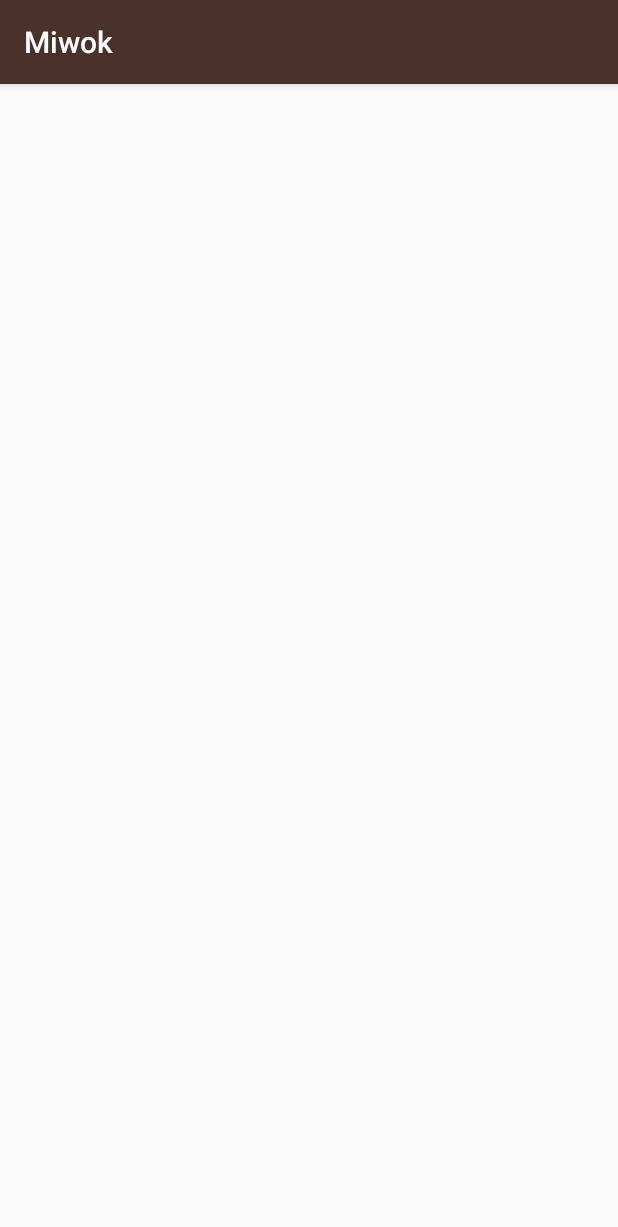
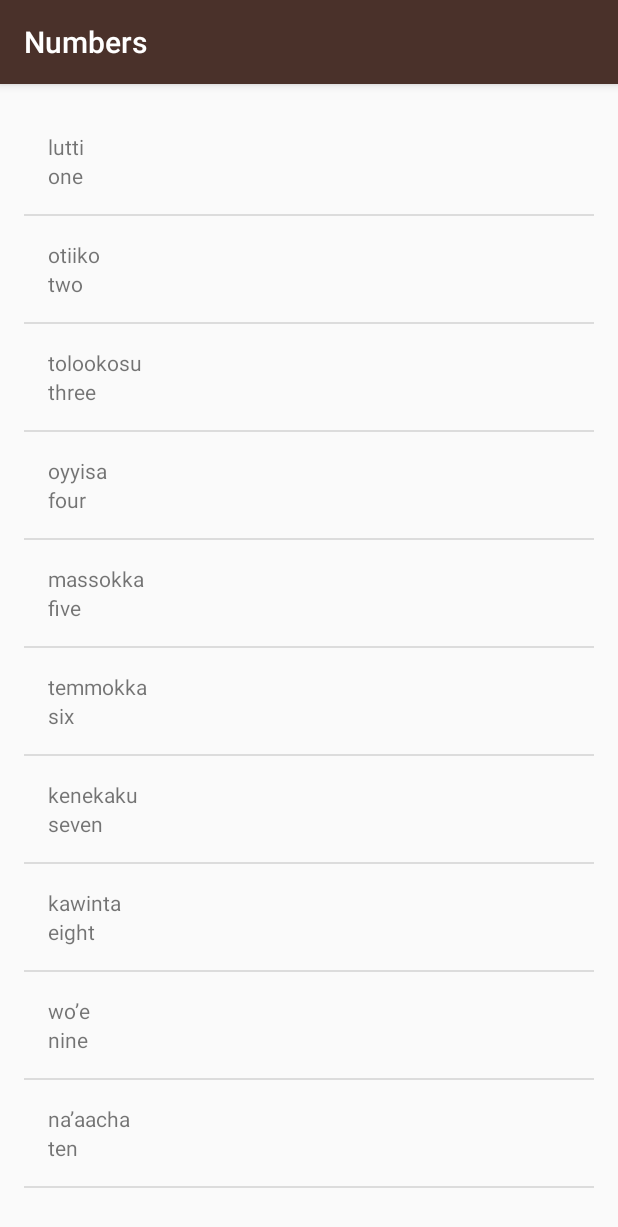
Before and after one commit to yuhansi/SimpleTranslator, an Android app: the NumbersActivity screen opened directly, with no data from a screen before it, on a phone screen of 412 x 824 dp. Shown: the top 1227 px of the screen. Run offline under Robolectric (Android 15) with nearby library versions, the phone set to English and light mode, and no system bars.

Commit message:
created WordAdapter class to display a list of Word objects in the ListView

```diff
--- a/app/src/main/java/com/example/android/miwok/NumbersActivity.java
+++ b/app/src/main/java/com/example/android/miwok/NumbersActivity.java
@@ -2,6 +2,8 @@
 
 import android.support.v7.app.AppCompatActivity;
 import android.os.Bundle;
+import android.widget.ListView;
+import java.util.ArrayList;
 
 public class NumbersActivity extends AppCompatActivity {
 
@@ -9,5 +11,27 @@
     protected void onCreate(Bundle savedInstanceState) {
         super.onCreate(savedInstanceState);
         setContentView(R.layout.activity_numbers);
+
+        ArrayList<Word> words = new ArrayList<Word>();
+        words.add(new Word("one", "lutti"));
+        words.add(new Word("two", "otiiko"));
+        words.add(new Word("three", "tolookosu"));
+        words.add(new Word("four", "oyyisa"));
+        words.add(new Word("five", "massokka"));
+        words.add(new Word("six", "temmokka"));
+        words.add(new Word("seven", "kenekaku"));
+        words.add(new Word("eight", "kawinta"));
+        words.add(new Word("nine", "wo’e"));
+        words.add(new Word("ten", "na’aacha"));
+
+        // Create a WordAdapter whose data source is a list of Words
+        WordAdapter adapter = new WordAdapter(this, words);
+
+        // Find the ListView object in the view hierarchy of the NumbersActivity
+        ListView listView = (ListView) findViewById(R.id.list);
+
+        // Make the ListView by using the WordAdapter, so that the ListView will display list item for each Word in the list
+        listView.setAdapter(adapter);
+
     }
 }
--- /dev/null
+++ b/app/src/main/java/com/example/android/miwok/Word.java
@@ -0,0 +1,39 @@
+package com.example.android.miwok;
+
+/**
+ * Created by hanssi on 8/28/16.
+ */
+
+/* Word class represents a vocabulary word which contains a default translation and its Miwok translation */
+public class Word {
+    /* Default translation for the word */
+    private String mDefaultTranslation;
+
+    /* Miwok translation for the word */
+    private String mMiwokTranslation;
+
+    /**
+     * Create a new word object
+     * @param defaultTranslation is the word the user is familiar with
+     * @param miwokTranslation is the word in Miwok language
+     */
+    public Word(String defaultTranslation, String miwokTranslation) {
+        mDefaultTranslation = defaultTranslation;
+        mMiwokTranslation = miwokTranslation;
+    }
+
+    /**
+     * Get the default translation of the word
+     */
+    public String getDefaultTranslation() {
+        return mDefaultTranslation;
+    }
+
+    /**
+     * Get the Miwok translation of the word
+     */
+    public String getMiwokTranslation() {
+        return mMiwokTranslation;
+    }
+
+}
--- /dev/null
+++ b/app/src/main/java/com/example/android/miwok/WordAdapter.java
@@ -0,0 +1,59 @@
+package com.example.android.miwok;
+
+import android.content.Context;
+import android.text.Layout;
+import android.view.LayoutInflater;
+import android.view.View;
+import android.view.ViewGroup;
+import android.widget.ArrayAdapter;
+import android.widget.TextView;
+
+import org.w3c.dom.Text;
+
+import java.util.ArrayList;
+
+/**
+ * Created by hanssi on 8/28/16.
+ */
+
+/**
+ * WordAdapter is an ArrayAdapter that can provide the layout for each list item based on a list of Word objects
+ */
+public class WordAdapter extends ArrayAdapter<Word> {
+    /**
+     * Create a new WordAdapter object
+     * @param context is the current context that the adapter is being created in
+     * @param words is the list of words to be displayed
+     */
+    public WordAdapter(Context context, ArrayList<Word> words) {
+        super(context, 0, words);
+    }
+
+    @Override
+    public View getView(int position, View convertView, ViewGroup parent) {
+        // Check if an existing view is being reused, if not, inflate the view
+        View listItemView = convertView;
+        if(listItemView == null) {
+            listItemView = LayoutInflater.from(getContext()).inflate(R.layout.list_item, parent, false);
+        }
+
+        // Get the Word object located at this position in the list
+        Word currentWord = getItem(position);
+
+        // Find the TextView in the list_item.xml layout with the ID miwok_text_view
+        TextView miwokTextView = (TextView) listItemView.findViewById(R.id.miwok_text_view);
+
+        // Get the Miwok translation from the currentWord object and set its text on Miwok TextView
+        miwokTextView.setText(currentWord.getMiwokTranslation());
+
+        // Find the TextView in the list_item.xml layout with the ID default_text_view
+        TextView defaultTextView = (TextView) listItemView.findViewById(R.id.default_text_view);
+
+        // Get the default translation from the currentWord object and set its text on default TextView
+        defaultTextView.setText(currentWord.getDefaultTranslation());
+
+        // Return the whole list item layout to the ListView
+        return listItemView;
+
+    }
+}
--- a/app/src/main/res/layout/activity_main.xml
+++ b/app/src/main/res/layout/activity_main.xml
@@ -27,7 +27,6 @@
         style="@style/CategoryStyle"
         android:background="@color/category_numbers"
         android:text="@string/category_numbers" />
-
     <TextView
         android:id="@+id/family"
         style="@style/CategoryStyle"
--- a/app/src/main/res/layout/activity_numbers.xml
+++ b/app/src/main/res/layout/activity_numbers.xml
@@ -1,13 +1,12 @@
 <?xml version="1.0" encoding="utf-8"?>
-<RelativeLayout xmlns:android="http://schemas.android.com/apk/res/android"
+<ListView xmlns:android="http://schemas.android.com/apk/res/android"
     xmlns:tools="http://schemas.android.com/tools"
-    android:id="@+id/activity_numbers"
+    android:id="@+id/list"
+    android:orientation="vertical"
     android:layout_width="match_parent"
     android:layout_height="match_parent"
     android:paddingBottom="@dimen/activity_vertical_margin"
     android:paddingLeft="@dimen/activity_horizontal_margin"
     android:paddingRight="@dimen/activity_horizontal_margin"
     android:paddingTop="@dimen/activity_vertical_margin"
-    tools:context="com.example.android.miwok.NumbersActivity">
-
-</RelativeLayout>
+    tools:context="com.example.android.miwok.NumbersActivity"/>
--- /dev/null
+++ b/app/src/main/res/layout/list_item.xml
@@ -0,0 +1,21 @@
+<?xml version="1.0" encoding="utf-8"?>
+<LinearLayout xmlns:android="http://schemas.android.com/apk/res/android"
+    xmlns:tools="http://schemas.android.com/tools"
+    android:layout_width="match_parent"
+    android:layout_height="match_parent"
+    android:orientation="vertical"
+    android:padding="16dp">
+
+    <TextView
+        android:id="@+id/miwok_text_view"
+        android:layout_width="match_parent"
+        android:layout_height="wrap_content"
+        tools:text="lutti" />
+
+    <TextView
+        android:id="@+id/default_text_view"
+        android:layout_width="match_parent"
+        android:layout_height="wrap_content"
+        tools:text="one" />
+
+</LinearLayout>
```
Also changed, not shown: app/src/main/AndroidManifest.xml (+16 -4 lines), app/src/main/java/com/example/android/miwok/MainActivity.java (+69 -0 lines).
